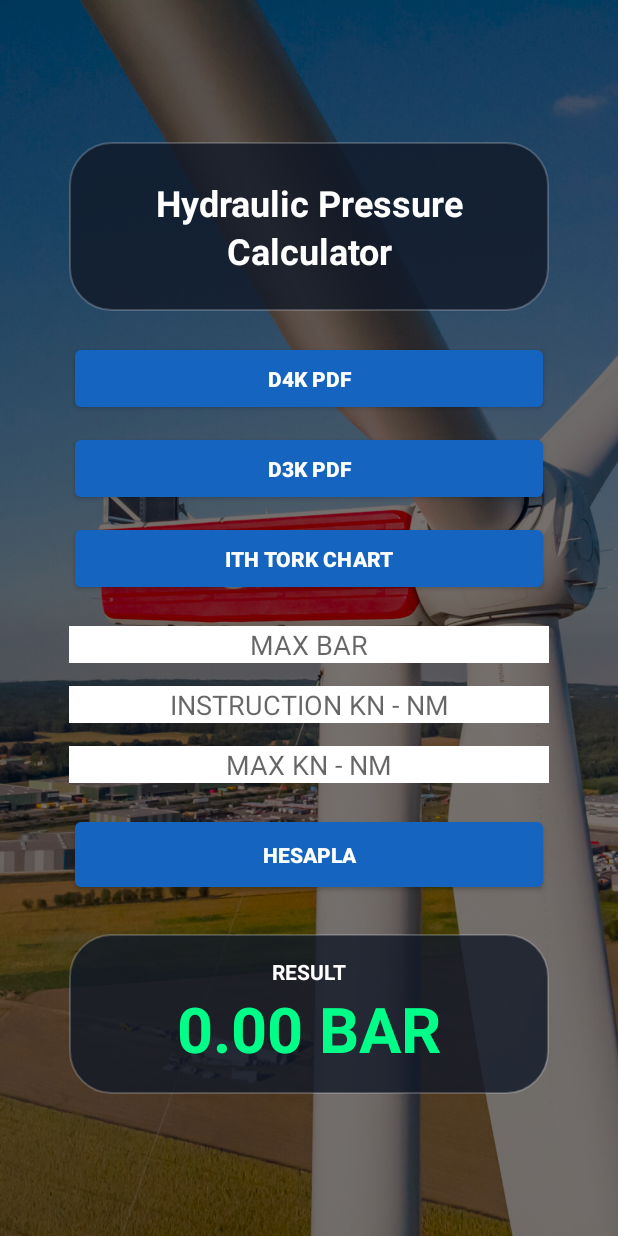
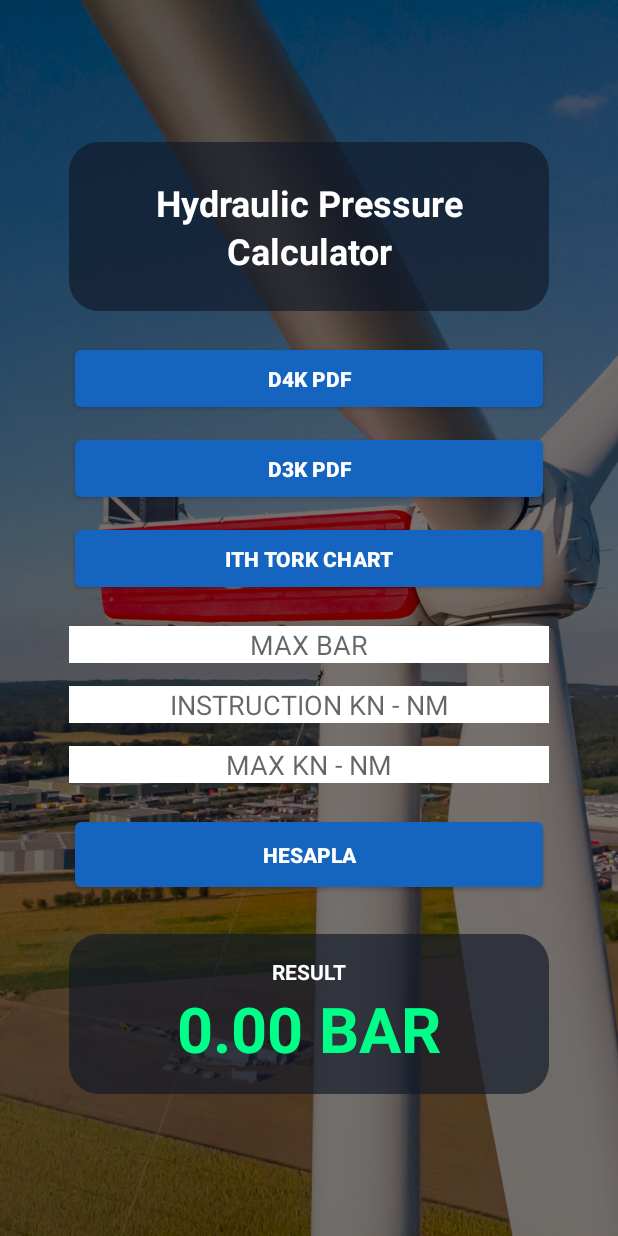
Before and after one commit to ekremocl/Bar-Hesaplama-V2, an Android app: the screen it shows after launch (MainActivity), on a phone screen of 412 x 824 dp. Run offline under Robolectric (Android 15) with nearby library versions, the phone set to English and light mode, and no system bars.

Commit message:
Update header_card.xml

```diff
--- a/app/src/main/res/drawable/header_card.xml
+++ b/app/src/main/res/drawable/header_card.xml
@@ -2,13 +2,9 @@
 
 <shape xmlns:android="http://schemas.android.com/apk/res/android">
 
-    <solid android:color="#CC111827"/>
+    <solid android:color="#AA111827" />
 
     <corners
-        android:radius="28dp"/>
-
-    <stroke
-        android:width="1dp"
-        android:color="#33FFFFFF"/>
+        android:radius="20dp" />
 
 </shape>
```
